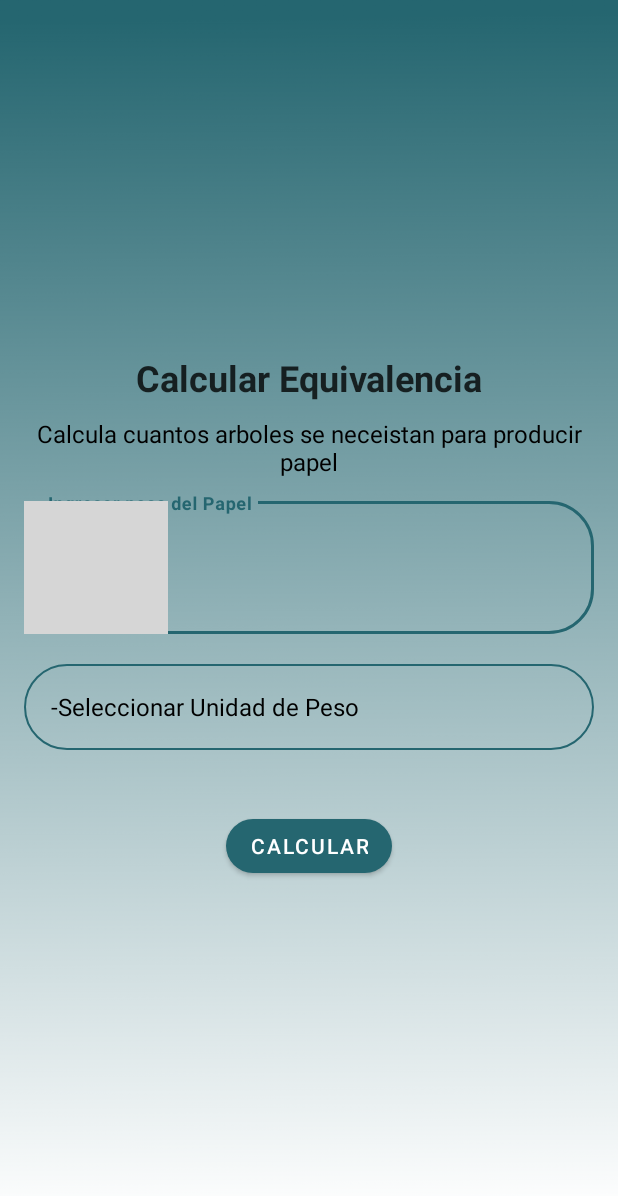
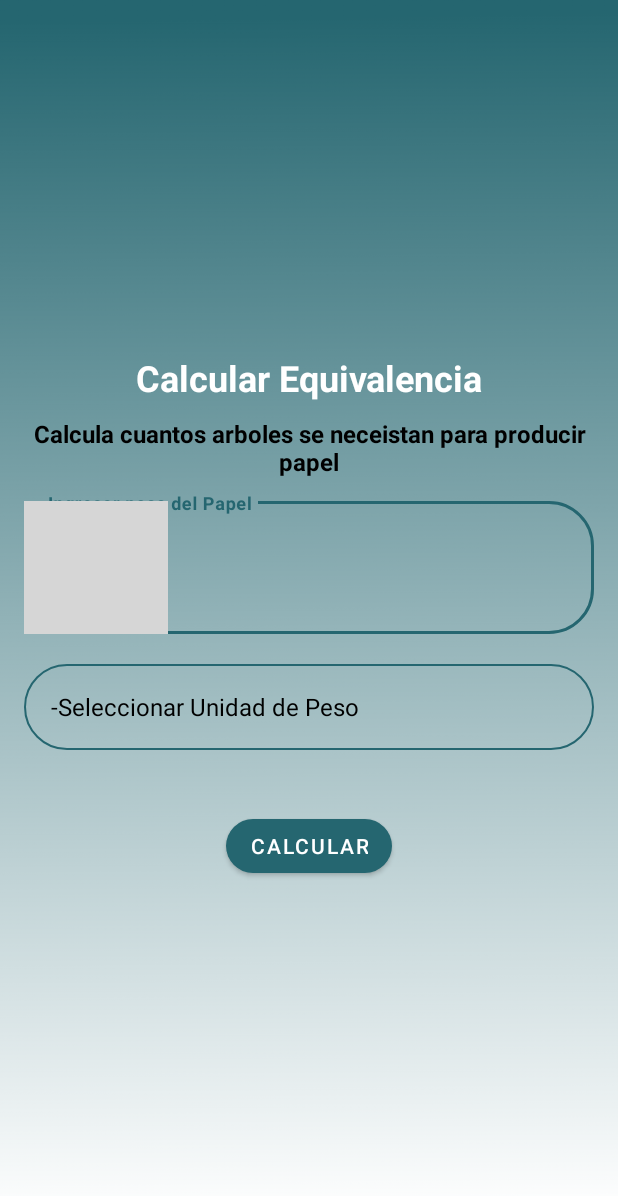
Before and after one commit to JoelLopez27/AppFootPrint, an Android app: the fragment TreesEquivalentFragment shown on its own in the app's theme, on a phone screen of 412 x 824 dp. Shown: the top 1196 px of the screen. Run offline under Robolectric (Android 15) with nearby library versions, the phone set to English and light mode, and no system bars; 1 statement that could not run was skipped; grey boxes are pictures that could not be loaded.

Commit message:
update xml results trees

```diff
--- a/app/src/main/res/layout/fragment_trees_equivalent.xml
+++ b/app/src/main/res/layout/fragment_trees_equivalent.xml
@@ -21,7 +21,7 @@
             android:textAlignment="center"
             android:textStyle="bold"
             android:textSize="24sp"
-            android:textColor="#C9000000"
+            android:textColor="@color/white"
             android:paddingBottom="10dp">
         </TextView>
 
@@ -31,6 +31,7 @@
             android:text="Calcula cuantos arboles se neceistan para producir papel"
             android:textColor="@color/black"
             android:textAlignment="center"
+            android:textStyle="bold"
             android:textSize="16sp"
             android:paddingBottom="10dp">
         </TextView>
```
